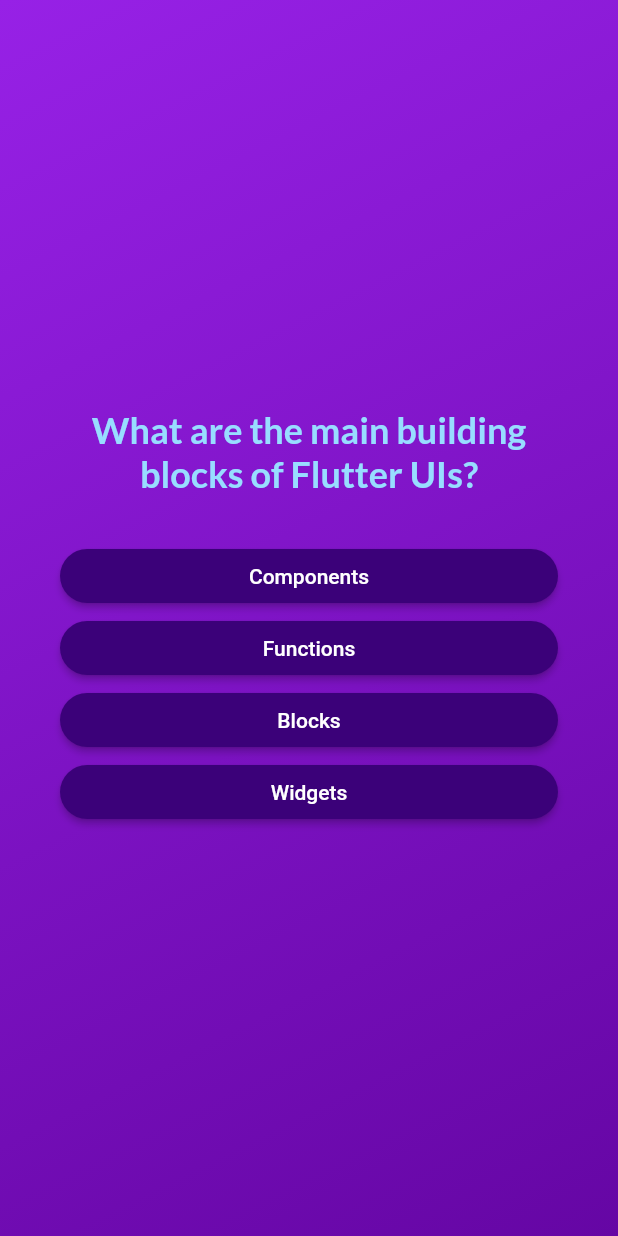
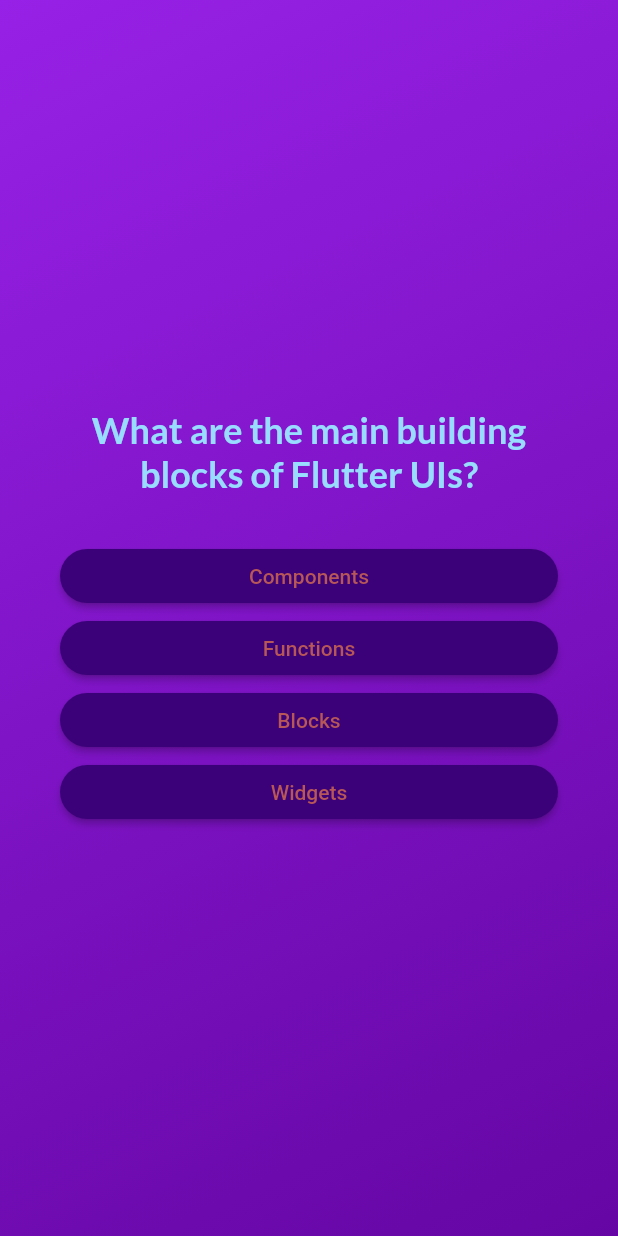
Before and after one commit to crazyboomegg/flutter_Learning, a Flutter app: the screen it shows after launch, after a tap on "Start Quiz", on a phone screen of 412 x 824 dp. Run offline on Flutter 3.47's test engine with Material 2 defaults, Android fonts, the phone set to English and light mode, and no system bars; our stand-ins replace google_fonts.

Commit message:
test commit

```diff
--- a/adv_basics/lib/answer_button.dart
+++ b/adv_basics/lib/answer_button.dart
@@ -20,7 +20,7 @@ class AnswerButton extends StatelessWidget {
           horizontal: 40,
         ),
         backgroundColor: const Color.fromARGB(255, 59, 1, 121),
-        foregroundColor: Colors.white,
+        foregroundColor: const Color.fromARGB(255, 184, 87, 87),
         shape: RoundedRectangleBorder(
           borderRadius: BorderRadius.circular(40),
         ),
```
